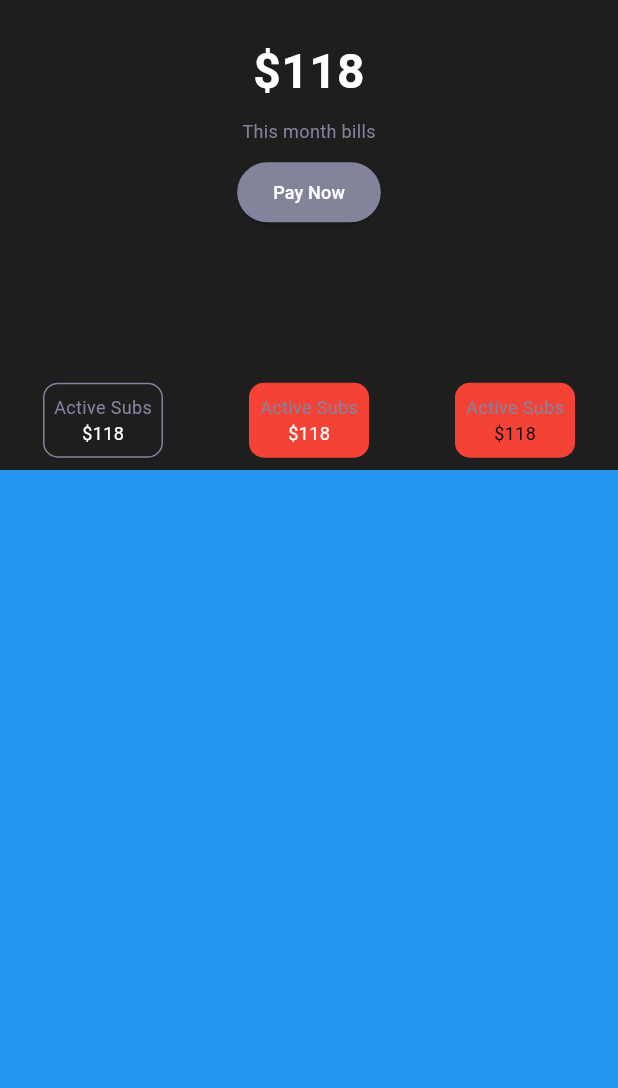
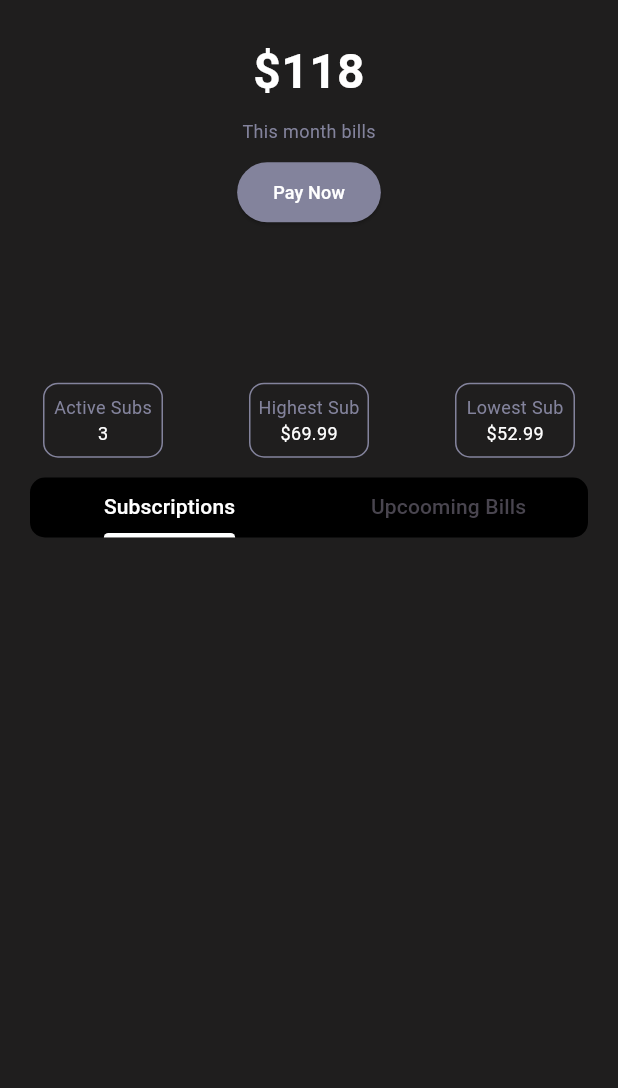
Before and after one commit to Musavir-Ali/Trackizer_Ui, a Flutter app: the screen it shows after launch, on a phone screen of 412 x 824 dp, the part 148-1236 px from its top. Run offline on Flutter 3.47's test engine with Material 3 defaults, Android fonts, the phone set to English and light mode, and no system bars; our stand-ins replace curved_navigation_bar, get; missing offline and left inert: circular_seek_bar.

Commit message:
Added files

```diff
--- a/lib/Subscriptions.dart
+++ b/lib/Subscriptions.dart
@@ -3,6 +3,7 @@ import 'package:flutter/material.dart';
 import 'package:circular_seek_bar/circular_seek_bar.dart';
 import 'package:curved_navigation_bar/curved_navigation_bar.dart';
 import 'package:flutter/widgets.dart';
+import 'package:get/get_connect/http/src/utils/utils.dart';
 
 class Subs extends StatefulWidget {
   const Subs({Key? key}) : super(key: key);
@@ -30,7 +31,9 @@ class _SubsState extends State<Subs> {
 
   @override
   Widget build(BuildContext context) {
-    return Scaffold(
+    return DefaultTabController(
+      length: 2,
+      child: Scaffold(
         body: Column(
           children: [
             SizedBox(
@@ -61,7 +64,8 @@ class _SubsState extends State<Subs> {
                         child: Column(
                           children: [
                             SizedBox(
-                              height: MediaQuery.of(context).size.height * 0.1),
+                                height:
+                                    MediaQuery.of(context).size.height * 0.1),
                             Image.asset(
                               "assets/images/logo.png",
                               width: 100,
@@ -154,7 +158,7 @@ class _SubsState extends State<Subs> {
                                   ),
                                 ),
                                 Text(
-                                "\$118",
+                                  "3",
                                   style: TextStyle(
                                     color: Colors.white,
                                     fontSize: 12,
@@ -167,21 +171,24 @@ class _SubsState extends State<Subs> {
                             width: 80,
                             height: 50,
                             decoration: BoxDecoration(
-                            color: Colors.red,
+                              color: Color.fromARGB(255, 31, 30, 30),
                               borderRadius: BorderRadius.circular(10),
+                              border: Border.all(
+                                color: const Color(0xFF83839C),
+                              ),
                             ),
                             child: Column(
                               mainAxisAlignment: MainAxisAlignment.center,
                               children: [
                                 Text(
-                                "Active Subs",
+                                  "Highest Sub",
                                   style: TextStyle(
                                     color: const Color(0xFF83839C),
                                     fontSize: 12,
                                   ),
                                 ),
                                 Text(
-                                "\$118",
+                                  "\$69.99",
                                   style: TextStyle(
                                     color: Colors.white,
                                     fontSize: 12,
@@ -194,23 +201,26 @@ class _SubsState extends State<Subs> {
                             width: 80,
                             height: 50,
                             decoration: BoxDecoration(
-                            color: Colors.red,
+                              color: Color.fromARGB(255, 31, 30, 30),
                               borderRadius: BorderRadius.circular(10),
+                              border: Border.all(
+                                color: const Color(0xFF83839C),
+                              ),
                             ),
                             child: Column(
                               mainAxisAlignment: MainAxisAlignment.center,
                               children: [
                                 Text(
-                                "Active Subs",
+                                  "Lowest Sub",
                                   style: TextStyle(
                                     color: const Color(0xFF83839C),
                                     fontSize: 12,
                                   ),
                                 ),
                                 Text(
-                                "\$118",
+                                  "\$52.99",
                                   style: TextStyle(
-                                  color: Colors.black,
+                                    color: Colors.white,
                                     fontSize: 12,
                                   ),
                                 ),
@@ -227,12 +237,48 @@ class _SubsState extends State<Subs> {
             SizedBox(
               height: MediaQuery.of(context).size.height * 0.5,
               child: Container(
-              color: Colors.blue,
-              child: Stack(),
+                color: Color.fromARGB(255, 31, 30, 30),
+                child: Stack(
+                  children: [
+                    SingleChildScrollView(
+                      child: Padding(
+                        padding: const EdgeInsets.symmetric(horizontal: 20),
+                        child: Column(
+                          children: [
+                            const SizedBox(
+                              height: 5,
+                            ),
+                            Container(
+                              height: 40,
+                              width: MediaQuery.of(context).size.height,
+                              decoration: BoxDecoration(
+                                color: Colors.black,
+                                borderRadius: BorderRadius.circular(10),
+                              ),
+                              child: const TabBar(
+                                  indicatorColor: Colors.white,
+                                  labelColor: Colors.white,
+                                  dividerColor: Colors.transparent,
+                                  tabs: [
+                                    Tab(
+                                      text: "Subscriptions",
+                                    ),
+                                    Tab(
+                                      text: "Upcooming Bills",
+                                    ),
+                                  ]),
+                            ),
+                          ],
+                        ),
                       ),
                     ),
                   ],
                 ),
+              ),
+            ),
+          ],
+        ),
+      ),
     );
   }
 }
```
Lines whose indentation alone changed are shown as unchanged.
